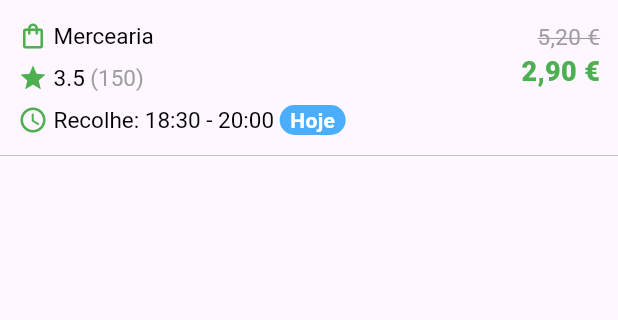
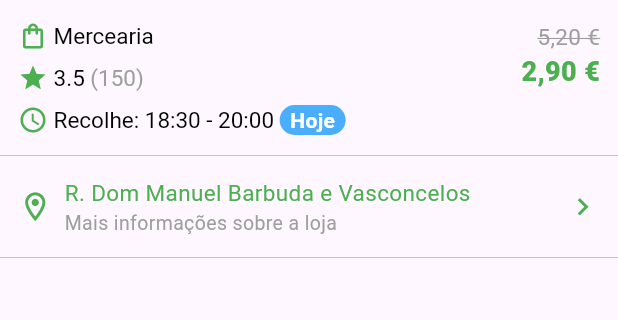
Before and after one commit to Migas77/homework_cm, a Flutter app: the screen it shows after launch, after a tap on an icon or button, on a phone screen of 412 x 824 dp, the part 342-662 px from its top. Run offline on Flutter 3.47's test engine with Material 3 defaults, Android fonts, the phone set to English and light mode, and no system bars; our stand-ins replace animated_toggle_switch, google_maps_flutter.

Commit message:
Maps section in store screen

```diff
--- a/lib/screens/store_screen.dart
+++ b/lib/screens/store_screen.dart
@@ -226,6 +226,64 @@ class StoreScreen extends StatelessWidget {
               thickness: 0.4,
               color: Colors.grey,
             ),
+
+            Padding(
+              padding: const EdgeInsets.symmetric(horizontal: 12, vertical: 14),
+              child: Row(
+                children: [
+                  const Column(
+                    crossAxisAlignment: CrossAxisAlignment.start,
+                    children: [
+                      Icon(
+                        Icons.location_on_outlined,
+                        color: Colors.green,
+                        size: 23,
+                      )
+                    ],
+                  ),
+                  Padding(
+                    padding: const EdgeInsets.symmetric(horizontal: 8),
+                    child: Column(
+                      crossAxisAlignment: CrossAxisAlignment.start,
+                      children: [
+                        Row(children: [
+                          Text(store.address, style: const TextStyle(
+                            fontSize: 15,
+                            color: Colors.green
+                          ))
+                        ]),
+                        const Row(children: [
+                          Text("Mais informações sobre a loja", style: TextStyle(
+                            fontSize: 13,
+                            color: Colors.grey
+                          ))
+                        ]),
+                      ],
+                    ),
+                  ),
+
+                  Expanded(
+                    child: const Column(
+                      crossAxisAlignment: CrossAxisAlignment.end,
+                      children: [
+                        Icon(
+                          Icons.chevron_right_outlined,
+                          color: Colors.green,
+                          size: 23,
+                        )
+                      ],
+                    ),
+                  )
+                ],
+              ),
+            ),
+
+            const Divider(
+              height: 0,
+              thickness: 0.4,
+              color: Colors.grey,
+            ),
+
           ],
         );
       }),
```
